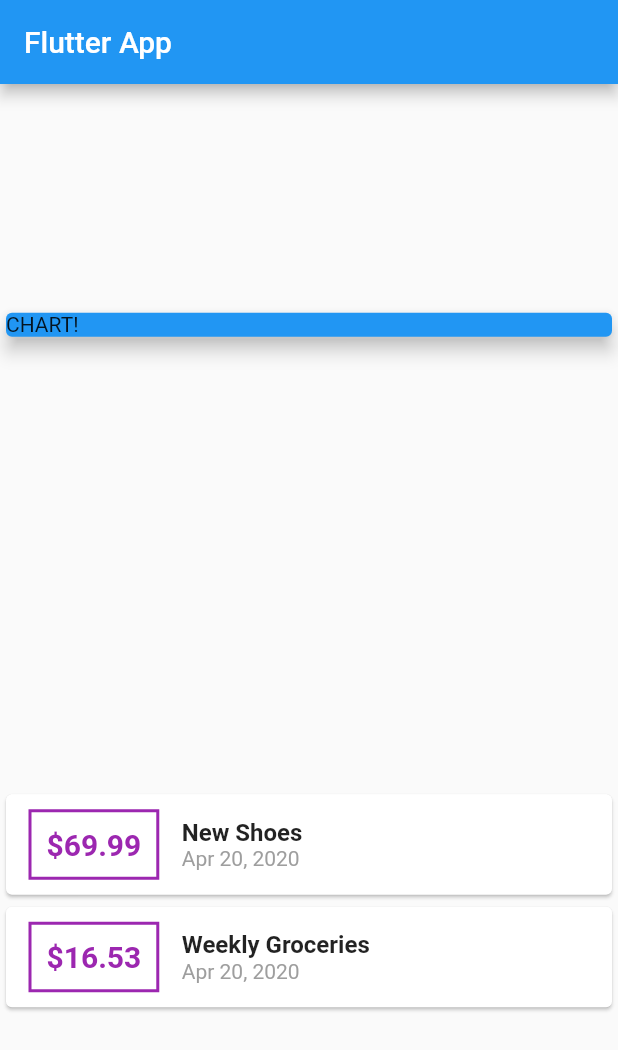
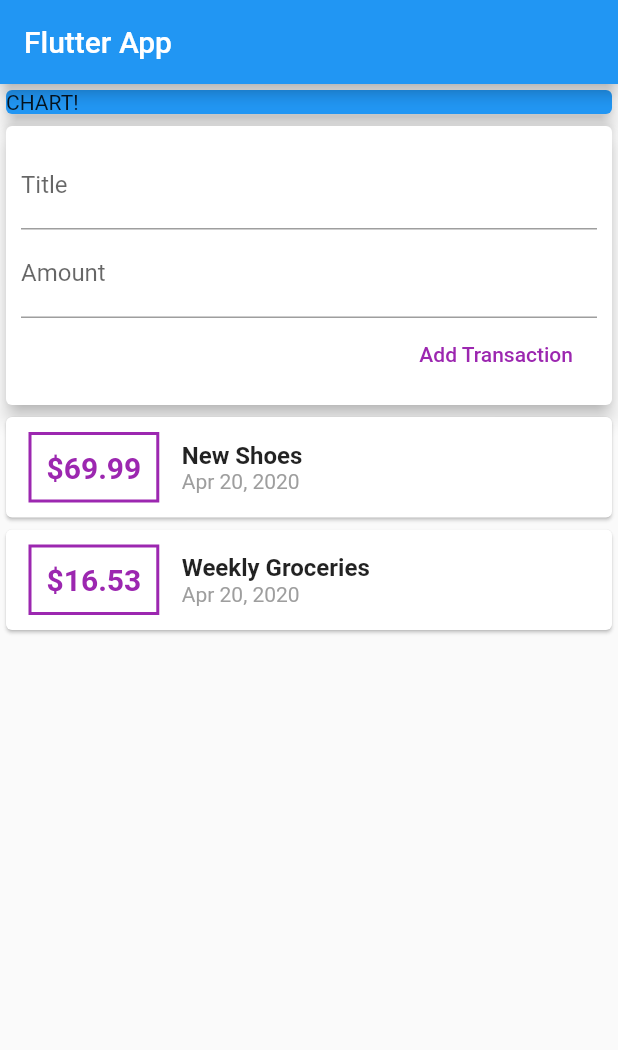
Before and after one commit to gjvpaet/expense-planner, a Flutter app: the screen it shows after launch, on a phone screen of 412 x 824 dp. Shown: the top 1050 px of the screen. Run offline on Flutter 3.47's test engine with Material 2 defaults, Android fonts, the phone set to English and light mode, and no system bars.

Commit message:
Added inputs.

```diff
--- a/lib/main.dart
+++ b/lib/main.dart
@@ -29,6 +29,9 @@ class MyHomePage extends StatelessWidget {
         date: DateTime.now())
   ];
 
+  final titleController = TextEditingController();
+  final amountController = TextEditingController();
+
   @override
   Widget build(BuildContext context) {
     return Scaffold(
@@ -36,7 +39,6 @@ class MyHomePage extends StatelessWidget {
         title: Text('Flutter App'),
       ),
       body: Column(
-        mainAxisAlignment: MainAxisAlignment.spaceAround,
         crossAxisAlignment: CrossAxisAlignment.stretch,
         children: <Widget>[
           Container(
@@ -45,6 +47,33 @@ class MyHomePage extends StatelessWidget {
               color: Colors.blue,
               child: Text('CHART!'),
               elevation: 5,
+            ),
+          ),
+          Card(
+            elevation: 5,
+            child: Container(
+              padding: EdgeInsets.all(10),
+              child: Column(
+                crossAxisAlignment: CrossAxisAlignment.end,
+                children: <Widget>[
+                  TextField(
+                    decoration: InputDecoration(labelText: 'Title'),
+                    controller: titleController,
+                  ),
+                  TextField(
+                    decoration: InputDecoration(labelText: 'Amount'),
+                    controller: amountController,
+                  ),
+                  FlatButton(
+                    child: Text('Add Transaction'),
+                    textColor: Colors.purple,
+                    onPressed: () {
+                      print(titleController.text);
+                      print(amountController.text);
+                    },
+                  ),
+                ],
+              ),
             ),
           ),
           Column(
```
